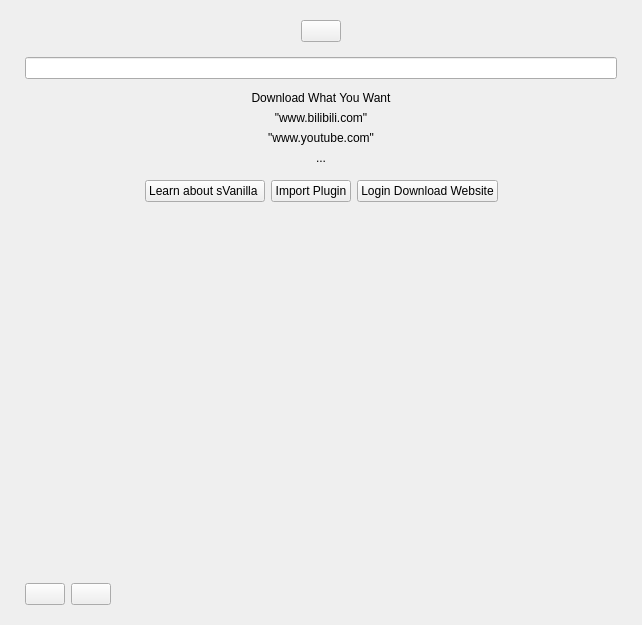
Before: the Qt Designer form sVanilla/src/ClientUi/Home/HomePage.ui in WangPengZhan/sVanilla, drawn with Qt 5.
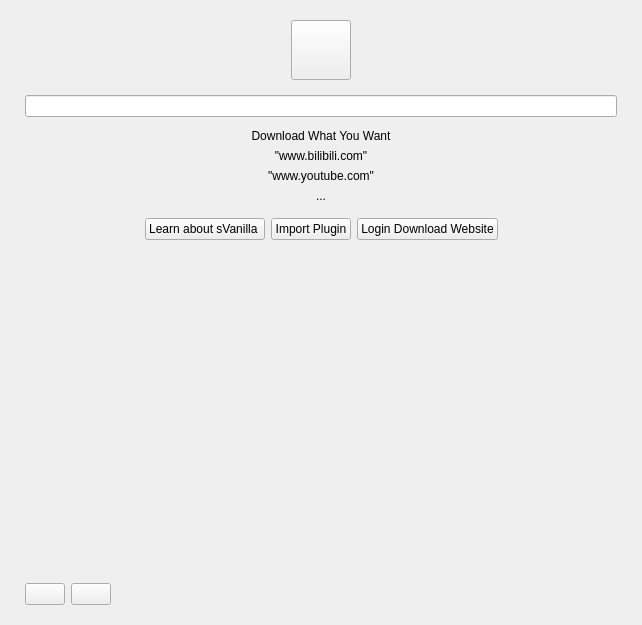
After: the same form once the commit is applied. Icons and pictures are not drawn. Custom widgets are drawn as their Qt base class.

What changed in the file:
```diff
--- a/sVanilla/src/ClientUi/Home/HomePage.ui
+++ b/sVanilla/src/ClientUi/Home/HomePage.ui
@@ -19,6 +19,18 @@
    </property>
    <item>
     <widget class="QWidget" name="widget_3" native="true">
+     <property name="sizePolicy">
+      <sizepolicy hsizetype="Preferred" vsizetype="Fixed">
+       <horstretch>0</horstretch>
+       <verstretch>0</verstretch>
+      </sizepolicy>
+     </property>
+     <property name="minimumSize">
+      <size>
+       <width>0</width>
+       <height>60</height>
+      </size>
+     </property>
      <layout class="QHBoxLayout" name="horizontalLayout_4">
       <item>
        <spacer name="horizontalSpacer_5">
@@ -35,11 +47,31 @@
       </item>
       <item>
        <widget class="QPushButton" name="btnIcon">
+        <property name="minimumSize">
+         <size>
+          <width>60</width>
+          <height>60</height>
+         </size>
+        </property>
+        <property name="maximumSize">
+         <size>
+          <width>60</width>
+          <height>60</height>
+         </size>
+        </property>
+        <property name="styleSheet">
+         <string notr="true">.QPushButton{
+image: url(:/appIcon/white-sVanilla.svg);
+}</string>
+        </property>
         <property name="text">
          <string/>
         </property>
-        <property name="icon">
-         <iconset theme=":/appIcon/white-sVanilla.svg"/>
+        <property name="iconSize">
+         <size>
+          <width>60</width>
+          <height>60</height>
+         </size>
         </property>
         <property name="_vanillaStyle_Patch" stdset="0">
          <string>AppIconButtonPatch</string>
```
